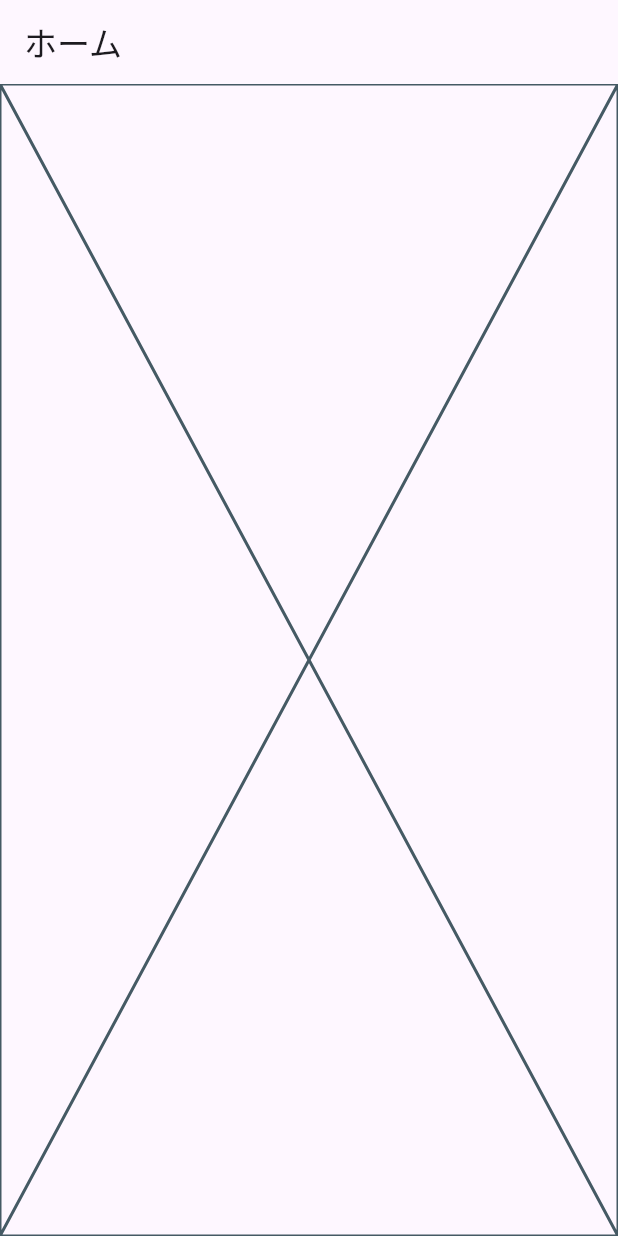
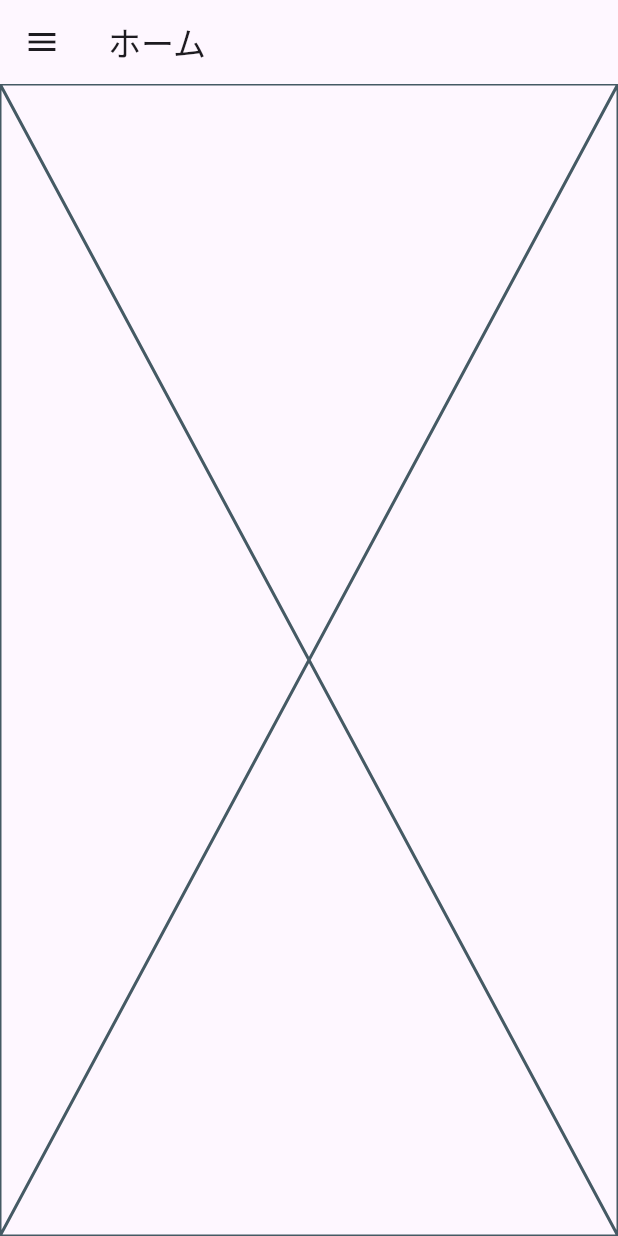
Before and after one commit to HACK-U-2025-2/HACKU, a Flutter app: the screen it shows after launch, on a phone screen of 412 x 824 dp. Run offline on Flutter 3.47's test engine with Material 3 defaults, Android fonts, the phone set to English and light mode, and no system bars; our stand-ins replace hooks_riverpod.

Commit message:
feat: ホームページにドロワーを追加

```diff
--- a/frontend/lib/pages/home_page.dart
+++ b/frontend/lib/pages/home_page.dart
@@ -1,4 +1,5 @@
 import 'package:flutter/material.dart';
+import 'package:frontend/widgets/home_drawer.dart';
 
 class HomePage extends StatelessWidget {
   const HomePage({super.key});
@@ -7,6 +8,7 @@ class HomePage extends StatelessWidget {
   Widget build(BuildContext context) {
     return Scaffold(
       appBar: AppBar(title: const Text('ホーム')),
+      drawer: const HomeDrawer(),
       body: const Placeholder(),
     );
   }
```
